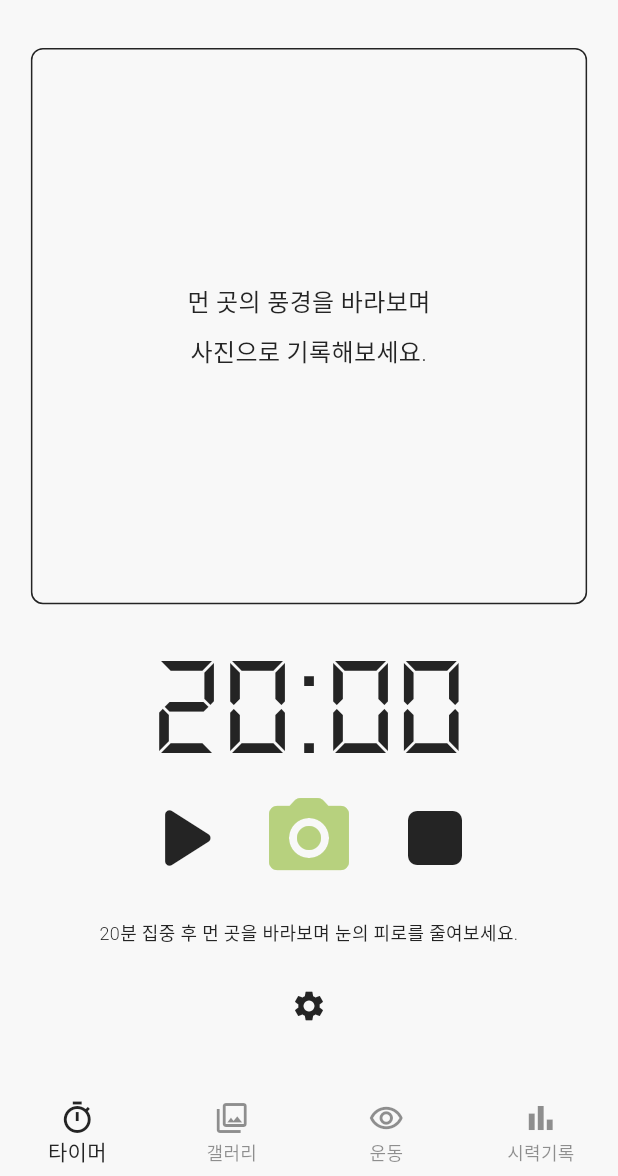
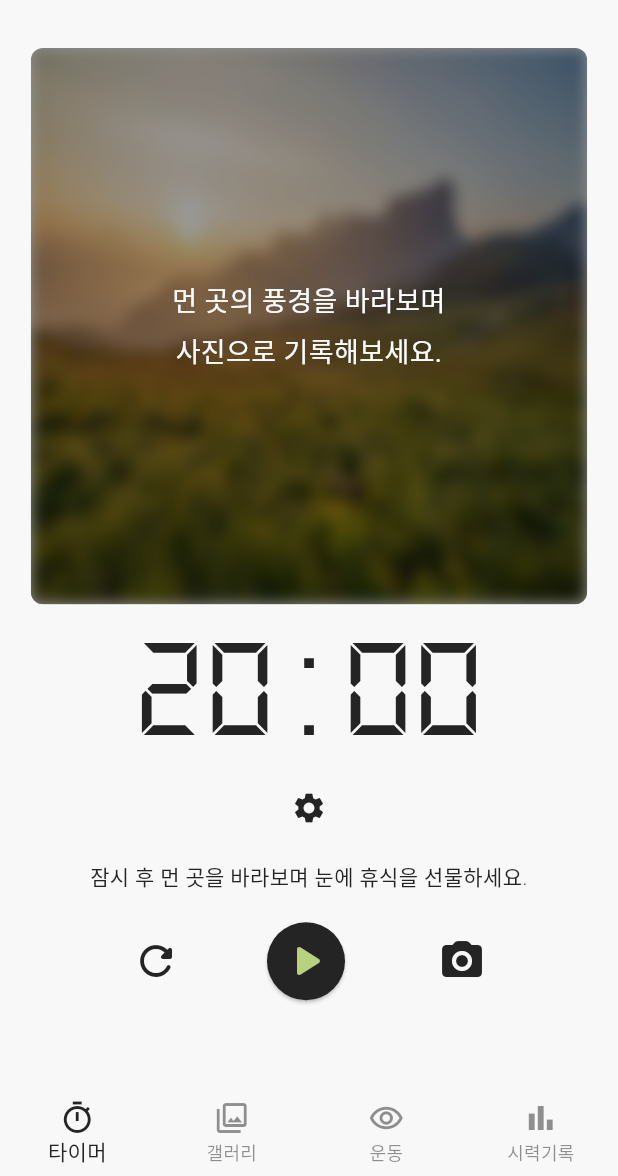
Before and after one commit to JungSeunghun/eyetimer, a Flutter app: the screen it shows after launch, on a phone screen of 412 x 824 dp, the part 60-1236 px from its top. Run offline on Flutter 3.47's test engine with Material 3 defaults, Android fonts, the phone set to English and light mode, and no system bars; our stand-ins replace camera, flutter_local_notifications, flutter_svg, go_router, image_picker, shared_preferences and 1 more; missing offline and left inert: flame, flutter_foreground_task, google_mlkit_commons, google_mlkit_face_detection; accounts and stored records are empty; Roboto replaces fonts that are missing (KoPubWorld).

Commit message:
상세 스타일 수정

```diff
--- a/lib/features/exercise/game/blink_rabbit_game.dart
+++ b/lib/features/exercise/game/blink_rabbit_game.dart
@@ -10,7 +10,7 @@ class BlinkRabbitGame extends FlameGame {
   static const double kGravity = 0.25;
   // 기본 상수들
   static const double kBarrierWidth = 0.2;
-  static const double kBarrierSpeed = 0.02;
+  static const double kBarrierSpeed = 0.01;
   static const double kBarrierAcceleration = 0.001;
   static const double kRabbitXCenter = 0.3;
   static const double kBarrierInitialX = 2.0;
@@ -117,7 +117,7 @@ class BlinkRabbitGame extends FlameGame {
 
     // 파이프 재생성 (화면 왼쪽으로 완전히 벗어나면)
     if (barrierX < -1.8) {
-      barrierX = kBarrierInitialX + _random.nextDouble() * kMaxRandomXOffset;
+      barrierX = kBarrierInitialX - _random.nextDouble() * kMaxRandomXOffset;
       barrierTopHeight = 0.2 + _random.nextDouble() * 0.4; // 0.2 ~ 0.6
       barrierGapRandom = 0.25 + _random.nextDouble() * 0.1;  // 0.25 ~ 0.35
       hasPassedPipe = false;
--- a/lib/features/exercise/services/camera_service.dart
+++ b/lib/features/exercise/services/camera_service.dart
@@ -9,7 +9,7 @@ import 'package:google_mlkit_face_detection/google_mlkit_face_detection.dart';
 import 'package:google_mlkit_commons/google_mlkit_commons.dart';
 
 class CameraService {
-  static const double kEyeOpenThreshold = 0.2;
+  static const double kEyeOpenThreshold = 0.3;
   static const int kBlinkCooldownMs = 100;
 
   cam.CameraController? _cameraController;
--- a/lib/features/home/components/control_buttons.dart
+++ b/lib/features/home/components/control_buttons.dart
@@ -7,9 +7,6 @@ class ControlButtons extends StatelessWidget {
   final VoidCallback onPause; // 일시 정지
   final VoidCallback onStop; // 중지
   final VoidCallback onTakePhoto; // 사진 찍기
-  final Color primaryColor;
-  final Color textColor;
-  final double buttonIconSize;
 
   const ControlButtons({
     required this.isRunning,
@@ -18,42 +15,70 @@ class ControlButtons extends StatelessWidget {
     required this.onPause,
     required this.onStop,
     required this.onTakePhoto,
-    required this.primaryColor,
-    required this.textColor,
-    required this.buttonIconSize,
   });
 
   @override
   Widget build(BuildContext context) {
-    return Transform.translate(
-      offset: const Offset(0, -25),
-      child: Row(
-        mainAxisAlignment: MainAxisAlignment.center,
-        children: [
-          IconButton(
-            icon: Icon(
-              isRunning
-                  ? (isPaused ? Icons.play_arrow_rounded : Icons.pause_rounded)
-                  : Icons.play_arrow_rounded,
-              size: buttonIconSize,
-            ),
-            onPressed: isRunning
-                ? (isPaused ? onPlay : onPause)
-                : onPlay, // 시작, 일시 정지, 재개 동작 설정
+    final theme = Theme.of(context);
+    final textColor = theme.textTheme.bodyMedium?.color ?? Colors.black;
+    final primaryColor = theme.primaryColor;
+    final backgroundColor = theme.scaffoldBackgroundColor;
+
+    return Row(
+      mainAxisAlignment: MainAxisAlignment.center,
+      children: [
+        // 중지 버튼
+        ElevatedButton(
+          onPressed: onStop,
+          style: ElevatedButton.styleFrom(
+            elevation: 0,
+            backgroundColor: backgroundColor,
+            foregroundColor: textColor,
+            shape: const CircleBorder(),
+            padding: const EdgeInsets.all(8),
+          ),
+          child: Icon(
+            Icons.refresh_rounded,
+            size: 32,
             color: textColor,
           ),
-          IconButton(
-            icon: Icon(Icons.photo_camera_rounded, size: buttonIconSize - 8),
-            onPressed: onTakePhoto, // 사진 찍기
+        ),
+        const SizedBox(width: 36),
+        // 시작 / 일시 정지 버튼
+        ElevatedButton(
+          onPressed: isRunning ? (isPaused ? onPlay : onPause) : onPlay,
+          style: ElevatedButton.styleFrom(
+            backgroundColor: Color(0xFF242424),
+            foregroundColor: Color(0xFFF8F8F8),
+            shape: const CircleBorder(),
+            padding: const EdgeInsets.all(8),
+          ),
+          child: Icon(
+            isRunning
+                ? (isPaused ? Icons.play_arrow_rounded : Icons.pause_rounded)
+                : Icons.play_arrow_rounded,
+            size: 36,
             color: primaryColor,
           ),
-          IconButton(
-            icon: Icon(Icons.stop_rounded, size: buttonIconSize),
-            onPressed: onStop, // 중지
+        ),
+        const SizedBox(width: 40),
+        // 사진 찍기 버튼
+        ElevatedButton(
+          onPressed: onTakePhoto,
+          style: ElevatedButton.styleFrom(
+            elevation: 0,
+            backgroundColor: backgroundColor,
+            foregroundColor: textColor,
+            shape: const CircleBorder(),
+            padding: const EdgeInsets.all(8),
+          ),
+          child: Icon(
+            Icons.photo_camera_rounded,
+            size: 32,
             color: textColor,
           ),
-        ],
-      ),
+        ),
+      ],
     );
   }
 }
--- a/lib/features/home/components/photo_slider.dart
+++ b/lib/features/home/components/photo_slider.dart
@@ -1,4 +1,5 @@
 import 'dart:io';
+import 'dart:ui';
 import 'package:flutter/material.dart';
 import 'package:intl/intl.dart';
 import '../../../models/photo.dart';
@@ -26,12 +27,6 @@ class PhotoSlider extends StatelessWidget {
     return Container(
       width: MediaQuery.of(context).size.width * 0.9,
       height: MediaQuery.of(context).size.width * 0.9,
-      decoration: BoxDecoration(
-        border: todayPhotos.isEmpty
-            ? Border.all(color: textColor, width: 1.0)
-            : null,
-        borderRadius: BorderRadius.circular(8.0),
-      ),
       child: todayPhotos.isEmpty
           ? _buildEmptyState()
           : _buildPhotoSlider(context),
@@ -39,16 +34,58 @@ class PhotoSlider extends StatelessWidget {
   }
 
   Widget _buildEmptyState() {
-    return Center(
-      child: Text(
-        noPhotosMessage,
-        textAlign: TextAlign.center,
-        style: TextStyle(
-          height: 2,
-          fontSize: 16,
-          fontWeight: FontWeight.w300,
-          color: textColor,
-        ),
+    return ClipRRect(
+      borderRadius: BorderRadius.circular(8.0),
+      child: Stack(
+        children: [
+          // 흐릿한 랜드스케이프 배경 이미지 (애니메이션 적용)
+          Positioned.fill(
+            child: TweenAnimationBuilder<double>(
+              tween: Tween<double>(begin: 0.0, end: 1.0),
+              duration: const Duration(seconds: 1),
+              builder: (context, opacity, child) {
+                return Opacity(
+                  opacity: opacity,
+                  child: child,
+                );
+              },
+              child: ImageFiltered(
+                imageFilter: ImageFilter.blur(sigmaX: 5, sigmaY: 5),
+                child: Image(
+                  image: ResizeImage(
+                    AssetImage('assets/images/landscape.jpg'),
+                    width: 512,
+                    height: 512,
+                  ),
+                  fit: BoxFit.cover,
+                  filterQuality: FilterQuality.low,
+                ),
+              ),
+            ),
+          ),
+          // 전체에 반투명 박스 씌우기
+          Positioned.fill(
+            child: Container(
+              color: Colors.black.withOpacity(0.4),
+            ),
+          ),
+          // 메시지 표시
+          Center(
+            child: Padding(
+              padding: const EdgeInsets.symmetric(horizontal: 24.0),
+              child: Text(
+                noPhotosMessage,
+                textAlign: TextAlign.center,
+                style: TextStyle(
+                  fontSize: 18,
+                  fontWeight: FontWeight.normal,
+                  height: 1.8,
+                  color: Colors.white,
+                ),
+              ),
+            ),
+          ),
+        ],
       ),
     );
   }
--- a/lib/features/home/components/status_text.dart
+++ b/lib/features/home/components/status_text.dart
@@ -19,17 +19,14 @@ class StatusText extends StatelessWidget {
 
   @override
   Widget build(BuildContext context) {
-    return Transform.translate(
-      offset: Offset(0, -15),
-      child: Text(
-        isRunning ? (isFocusMode ? focusModeText : breakModeText) : beforeStartText,
-        textAlign: TextAlign.center,
-        style: TextStyle(
-          fontSize: 12,
-          fontWeight: FontWeight.w300,
-          height: 1.5,
-          color: textColor,
-        ),
+    return Text(
+      isRunning ? (isFocusMode ? focusModeText : breakModeText) : beforeStartText,
+      textAlign: TextAlign.center,
+      style: TextStyle(
+        fontSize: 14,
+        fontWeight: FontWeight.w300,
+        height: 0.8,
+        color: textColor,
       ),
     );
   }
--- a/lib/features/home/components/timer_display.dart
+++ b/lib/features/home/components/timer_display.dart
@@ -3,25 +3,50 @@ import 'package:flutter/material.dart';
 class TimerDisplay extends StatelessWidget {
   final Duration currentDuration;
   final Color textColor;
+  final VoidCallback onSettingsPressed; // 설정 버튼 콜백
+  final double colonSpacing; // 숫자와 콜론 사이의 간격 (양쪽)
 
   const TimerDisplay({
     required this.currentDuration,
     required this.textColor,
+    required this.onSettingsPressed,
+    this.colonSpacing = 12.0, // 기본 간격 4.0
   });
 
   @override
   Widget build(BuildContext context) {
-    return Text(
-      _formatDuration(currentDuration),
-      style: TextStyle(
-        fontFamily: 'DS-Digital',
-        fontSize: 96,
-        color: textColor,
-      ),
+    final minutes = currentDuration.inMinutes.toString();
+    final seconds = (currentDuration.inSeconds % 60).toString().padLeft(2, '0');
+
+    return Column(
+      mainAxisSize: MainAxisSize.min,
+      children: [
+        RichText(
+          text: TextSpan(
+            style: TextStyle(
+              fontFamily: 'DS-Digital',
+              fontSize: 96,
+              color: textColor,
+              height: 0.8,
+            ),
+            children: [
+              TextSpan(text: minutes),
+              WidgetSpan(child: SizedBox(width: colonSpacing)),
+              const TextSpan(text: ':'),
+              WidgetSpan(child: SizedBox(width: colonSpacing)),
+              TextSpan(text: seconds),
+            ],
+          ),
+        ),
+        const SizedBox(height: 8.0),
+        Align(
+          alignment: Alignment.center,
+          child: IconButton(
+            icon: Icon(Icons.settings, color: textColor),
+            onPressed: onSettingsPressed,
+          ),
+        ),
+      ],
     );
   }
-
-  String _formatDuration(Duration duration) {
-    return '${duration.inMinutes}:${(duration.inSeconds % 60).toString().padLeft(2, '0')}';
-  }
 }
--- a/lib/features/home/screens/home_screen.dart
+++ b/lib/features/home/screens/home_screen.dart
@@ -41,12 +41,9 @@ class _HomeScreenState extends State<HomeScreen> {
   final String noPhotosMessage =
       '먼 곳의 풍경을 바라보며\n사진으로 기록해보세요.';
   final String beforeStartText =
-      '20분 집중 후 먼 곳을 바라보며 눈의 피로를 줄여보세요.';
+      '잠시 후 먼 곳을 바라보며 눈에 휴식을 선물하세요.';
 
   static const String focusTitle = '집중 시간';
-
-  final double sliderSizeFactor = 0.9;
-  final double buttonIconSize = 72.0;
 
   static const String focusDurationMinutesKey = 'focusDuration_minutes';
   static const String focusDurationSecondsKey = 'focusDuration_seconds';
@@ -244,6 +241,8 @@ class _HomeScreenState extends State<HomeScreen> {
         child: Padding(
           padding: const EdgeInsets.all(16.0),
           child: Column(
+            mainAxisAlignment: MainAxisAlignment.start,
+            crossAxisAlignment: CrossAxisAlignment.center,
             children: [
               PhotoSlider(
                 todayPhotos: photoProvider.todayPhotos,
@@ -259,14 +258,22 @@ class _HomeScreenState extends State<HomeScreen> {
                   photoProvider.loadTodayPhotos();
                 },
               ),
-              Column(
-                mainAxisAlignment: MainAxisAlignment.start,
-                crossAxisAlignment: CrossAxisAlignment.center,
-                children: [
+              SizedBox(height: 24.0),
               TimerDisplay(
                 currentDuration: currentDuration,
                 textColor: textColor,
+                onSettingsPressed: () => _showDurationPickerDialog(context),
               ),
+              SizedBox(height: 16.0),
+              StatusText(
+                isRunning: isServiceRunning,
+                isFocusMode: true,
+                focusModeText: focusModeText,
+                breakModeText: breakModeText,
+                beforeStartText: beforeStartText,
+                textColor: textColor,
+              ),
+              SizedBox(height: 24.0),
               ControlButtons(
                 isRunning: isServiceRunning,
                 isPaused: isPaused,
@@ -280,26 +287,6 @@ class _HomeScreenState extends State<HomeScreen> {
                 onPause: _pauseForegroundService,
                 onStop: _stopForegroundService,
                 onTakePhoto: takePhoto,
-                    primaryColor: theme.primaryColor,
-                    textColor: textColor,
-                    buttonIconSize: buttonIconSize,
-                  ),
-                  StatusText(
-                    isRunning: isServiceRunning,
-                    isFocusMode: true,
-                    focusModeText: focusModeText,
-                    breakModeText: breakModeText,
-                    beforeStartText: beforeStartText,
-                    textColor: textColor,
-                  ),
-                  Align(
-                    alignment: Alignment.center,
-                    child: IconButton(
-                      icon: Icon(Icons.settings, color: textColor),
-                      onPressed: () => _showDurationPickerDialog(context),
-                    ),
-                  ),
-                ],
               ),
             ],
           ),
```
Also changed, not shown: lib/features/exercise/screens/blink_rabbit_screen.dart (+65 -23 lines), assets/images/landscape.jpg (added). Lines whose indentation alone changed are shown as unchanged.
